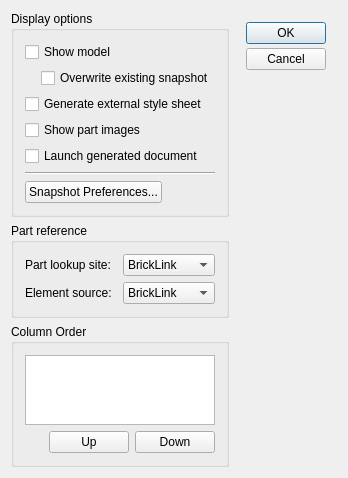
Old version of the form ldvlib/LDVQt/LDVPartList.ui in the repository trevorsandy/lpub3d-ci.
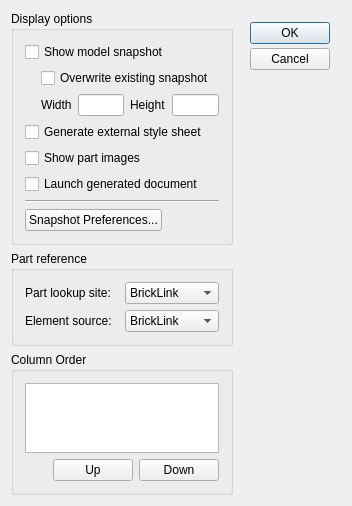
New version of the form. Icons and pictures are not drawn.

Commit message: Extend native export - Remove LDV Windows OpenGL routine calls [ticket]

The edit to the form file:
```diff
--- a/ldvlib/LDVQt/LDVPartList.ui
+++ b/ldvlib/LDVQt/LDVPartList.ui
@@ -7,8 +7,8 @@
    <rect>
     <x>0</x>
     <y>0</y>
-    <width>323</width>
-    <height>439</height>
+    <width>352</width>
+    <height>467</height>
    </rect>
   </property>
   <property name="windowTitle">
@@ -45,27 +45,12 @@
         <item>
          <widget class="QCheckBox" name="showModelButton">
           <property name="text">
-           <string>Show model</string>
+           <string>Show model snapshot</string>
           </property>
          </widget>
         </item>
         <item>
-         <layout class="QHBoxLayout">
-          <property name="spacing">
-           <number>0</number>
-          </property>
-          <property name="leftMargin">
-           <number>0</number>
-          </property>
-          <property name="topMargin">
-           <number>0</number>
-          </property>
-          <property name="rightMargin">
-           <number>0</number>
-          </property>
-          <property name="bottomMargin">
-           <number>0</number>
-          </property>
+         <layout class="QHBoxLayout" name="horizontalLayout_4">
           <item>
            <spacer name="Spacer16_2">
             <property name="orientation">
@@ -86,6 +71,73 @@
            <widget class="QCheckBox" name="overwriteExistingButton">
             <property name="text">
              <string>Overwrite existing snapshot</string>
+            </property>
+           </widget>
+          </item>
+          <item>
+           <spacer name="horizontalSpacer_3">
+            <property name="orientation">
+             <enum>Qt::Horizontal</enum>
+            </property>
+            <property name="sizeHint" stdset="0">
+             <size>
+              <width>40</width>
+              <height>20</height>
+             </size>
+            </property>
+           </spacer>
+          </item>
+         </layout>
+        </item>
+        <item>
+         <layout class="QHBoxLayout" name="horizontalLayout_5">
+          <item>
+           <spacer name="horizontalSpacer_2">
+            <property name="orientation">
+             <enum>Qt::Horizontal</enum>
+            </property>
+            <property name="sizeType">
+             <enum>QSizePolicy::Fixed</enum>
+            </property>
+            <property name="sizeHint" stdset="0">
+             <size>
+              <width>16</width>
+              <height>20</height>
+             </size>
+            </property>
+           </spacer>
+          </item>
+          <item>
+           <widget class="QLabel" name="widthLabel">
+            <property name="text">
+             <string>Width</string>
+            </property>
+           </widget>
+          </item>
+          <item>
+           <widget class="QLineEdit" name="snapshotWidthEdit">
+            <property name="sizePolicy">
+             <sizepolicy hsizetype="Preferred" vsizetype="Fixed">
+              <horstretch>0</horstretch>
+              <verstretch>0</verstretch>
+             </sizepolicy>
+            </property>
+           </widget>
+          </item>
+          <item>
+           <widget class="QLabel" name="heightLabel">
+            <property name="text">
+             <string>Height</string>
+            </property>
+           </widget>
+          </item>
+          <item>
+           <widget class="QLineEdit" name="snapshotHeightEdit">
+            <property name="sizePolicy">
+             <sizepolicy hsizetype="Preferred" vsizetype="Fixed">
+              <horstretch>0</horstretch>
+              <verstretch>0</verstretch>
+             </sizepolicy>
             </property>
            </widget>
           </item>
```
Left out of the diff: 6 changed lines with no effect on the pictures. The commit also changes 6 other files.
